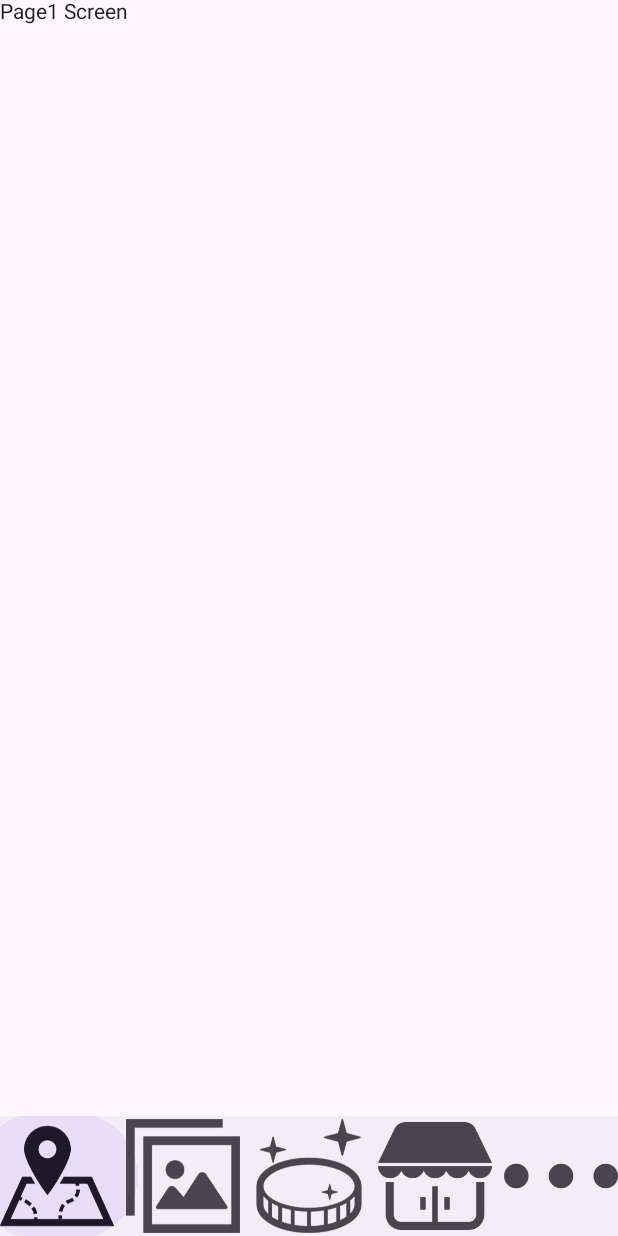
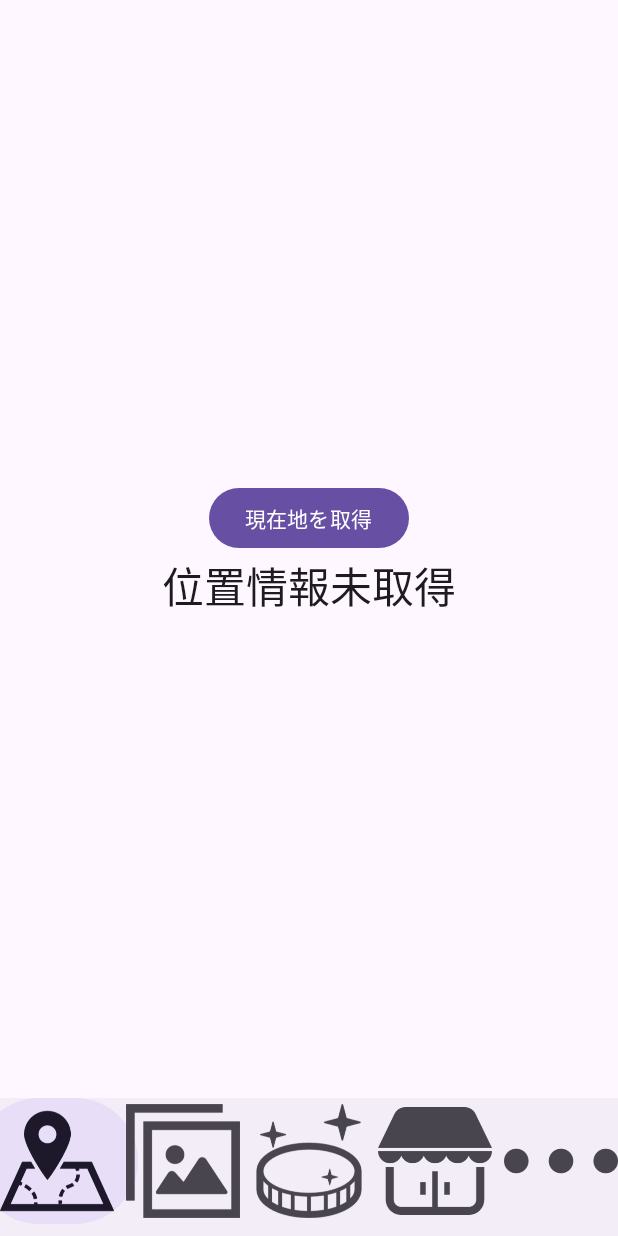
Before and after one commit to kanaji2002/ToraponApp, an Android app built with Jetpack Compose: the screen it shows after launch (MainActivity), on a phone screen of 412 x 824 dp. Run offline under Robolectric (Android 15) with nearby library versions, the phone set to English and light mode, and no system bars.

Commit message:
GPSで読み込んだ現在地を表示出来た．ボタンを教えてから1秒くらいかかる．

```diff
--- a/app/src/main/java/com/example/myapplication/MainActivity.kt
+++ b/app/src/main/java/com/example/myapplication/MainActivity.kt
@@ -1,28 +1,71 @@
 package com.example.myapplication
 
+import android.Manifest
 import android.os.Bundle
+import android.content.pm.PackageManager
+import android.location.Location
 import androidx.activity.ComponentActivity
 import androidx.activity.compose.setContent
-import androidx.compose.foundation.layout.padding
+import androidx.activity.result.contract.ActivityResultContracts
+import androidx.compose.foundation.layout.*
 import androidx.compose.material3.*
 import androidx.compose.runtime.*
+import androidx.compose.ui.Alignment
 import androidx.compose.ui.Modifier
+import androidx.compose.ui.platform.LocalContext
 import androidx.compose.ui.res.painterResource
+import androidx.compose.ui.tooling.preview.Preview
+import androidx.compose.ui.unit.dp
+import androidx.core.app.ActivityCompat
 import androidx.navigation.NavHostController
 import androidx.navigation.compose.NavHost
 import androidx.navigation.compose.composable
 import androidx.navigation.compose.rememberNavController
 import androidx.navigation.compose.currentBackStackEntryAsState
+import com.google.android.gms.location.LocationServices
+import com.google.android.gms.location.Priority
 
 // ----------- MainActivity クラスを追加 -----------
 class MainActivity : ComponentActivity() {
+
+    private val REQUIRED_PERMISSIONS = arrayOf(
+        Manifest.permission.ACCESS_FINE_LOCATION,
+        Manifest.permission.ACCESS_COARSE_LOCATION
+    )
+
     override fun onCreate(savedInstanceState: Bundle?) {
         super.onCreate(savedInstanceState)
+
+        // 位置情報の権限をリクエスト
+        requestLocationPermission()
+
         setContent {
             MyTabletApp()
         }
     }
+
+    private fun requestLocationPermission() {
+        val requestPermissionLauncher = registerForActivityResult(
+            ActivityResultContracts.RequestMultiplePermissions()
+        ) { permissions ->
+            val allGranted = permissions.all { it.value }
+            if (!allGranted) {
+                println("位置情報の権限が拒否されました")
+            }
+        }
+
+        if (!allPermissionsGranted()) {
+            requestPermissionLauncher.launch(REQUIRED_PERMISSIONS)
+        }
+    }
+
+    private fun allPermissionsGranted(): Boolean {
+        return REQUIRED_PERMISSIONS.all { permission ->
+            ActivityCompat.checkSelfPermission(this, permission) == PackageManager.PERMISSION_GRANTED
+        }
+    }
 }
+
 
 // ---------- 1. メイン画面で Scaffold + NavHost + BottomBar を構築 ----------
 @OptIn(ExperimentalMaterial3Api::class)
@@ -38,7 +81,6 @@ fun MyTabletApp() {
             startDestination = BottomItem.Page1.route,
             modifier = Modifier.padding(innerPadding)
         ) {
-            // 5つのページを定義
             composable(BottomItem.Page1.route) { Page1Screen() }
             composable(BottomItem.Page2.route) { Page2Screen() }
             composable(BottomItem.Page3.route) { Page3Screen() }
@@ -70,7 +112,7 @@ fun MyBottomBar(navController: NavHostController) {
                         contentDescription = item.label
                     )
                 },
-                label = null,
+                label = {}, // ラベルを非表示
                 selected = currentRoute == item.route,
                 onClick = {
                     navController.navigate(item.route) {
@@ -98,8 +140,46 @@ sealed class BottomItem(val route: String, val iconRes: Int, val label: String)
 // ---------- 4. 5つのページ (サンプル) ----------
 @Composable
 fun Page1Screen() {
-    Text("Page1 Screen")
+    val context = LocalContext.current
+    val fusedLocationClient = remember { LocationServices.getFusedLocationProviderClient(context) }
+    var locationText by remember { mutableStateOf("位置情報未取得") }
+
+    fun fetchLocation() {
+        if (ActivityCompat.checkSelfPermission(
+                context, Manifest.permission.ACCESS_FINE_LOCATION
+            ) != PackageManager.PERMISSION_GRANTED &&
+            ActivityCompat.checkSelfPermission(
+                context, Manifest.permission.ACCESS_COARSE_LOCATION
+            ) != PackageManager.PERMISSION_GRANTED
+        ) {
+            locationText = "位置情報の権限がありません"
+            return
+        }
+
+        fusedLocationClient.getCurrentLocation(
+            Priority.PRIORITY_HIGH_ACCURACY, null
+        ).addOnSuccessListener { location: Location? ->
+            location?.let {
+                locationText = "緯度: ${it.latitude}, 経度: ${it.longitude}"
+            } ?: run {
+                locationText = "位置情報を取得できません"
+            }
+        }
+
+    }
+
+    Column(
+        modifier = Modifier.fillMaxSize(),
+        horizontalAlignment = Alignment.CenterHorizontally,
+        verticalArrangement = Arrangement.Center
+    ) {
+        Button(onClick = { fetchLocation() }) {
+            Text("現在地を取得")
+        }
+        Text(text = locationText, style = MaterialTheme.typography.headlineMedium)
+    }
 }
+
 
 @Composable
 fun Page2Screen() {
--- a/gradle/libs.versions.toml
+++ b/gradle/libs.versions.toml
@@ -8,6 +8,8 @@ espressoCore = "3.6.1"
 lifecycleRuntimeKtx = "2.8.7"
 activityCompose = "1.10.0"
 composeBom = "2024.04.01"
+appcompat = "1.7.0"
+playServicesLocation = "21.3.0"
 
 [libraries]
 androidx-core-ktx = { group = "androidx.core", name = "core-ktx", version.ref = "coreKtx" }
@@ -24,6 +26,8 @@ androidx-ui-tooling-preview = { group = "androidx.compose.ui", name = "ui-toolin
 androidx-ui-test-manifest = { group = "androidx.compose.ui", name = "ui-test-manifest" }
 androidx-ui-test-junit4 = { group = "androidx.compose.ui", name = "ui-test-junit4" }
 androidx-material3 = { group = "androidx.compose.material3", name = "material3" }
+androidx-appcompat = { group = "androidx.appcompat", name = "appcompat", version.ref = "appcompat" }
+play-services-location = { group = "com.google.android.gms", name = "play-services-location", version.ref = "playServicesLocation" }
 
 [plugins]
 android-application = { id = "com.android.application", version.ref = "agp" }
```
Also changed, not shown: app/build.gradle.kts (+1 -10 lines), app/src/main/AndroidManifest.xml (+7 -0 lines), app/src/main/res/layout/activity_map.xml (added, +11 -0 lines).
